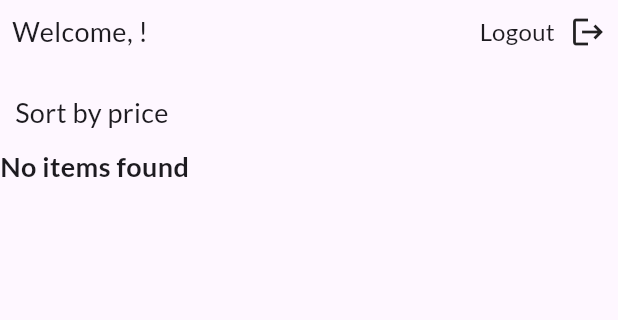
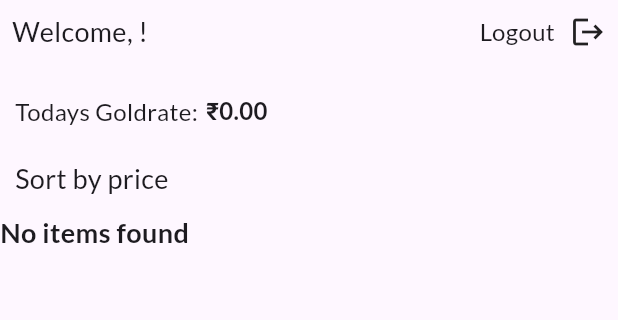
Before and after one commit to yuvjeeth/jewellery_app, a Flutter app: the Wishlist screen opened directly, after a tap on "Continue Shopping", on a phone screen of 412 x 824 dp, the part 84-404 px from its top. Run offline on Flutter 3.47's test engine with Material 3 defaults, Android fonts, the light colour scheme and no system bars; our stand-ins replace cloud_firestore, confetti, firebase_auth, firebase_core, font_awesome_flutter, google_fonts; accounts and stored records are empty; network calls fail; Roboto replaces fonts that are missing (Aboreto).

Commit message:
updated with all fixes

```diff
--- a/lib/views/product_catalog.dart
+++ b/lib/views/product_catalog.dart
@@ -1,5 +1,6 @@
 import 'package:cloud_firestore/cloud_firestore.dart';
 import 'package:firebase_auth/firebase_auth.dart';
+import 'package:flutter/foundation.dart';
 import 'package:flutter/material.dart';
 import 'package:google_fonts/google_fonts.dart';
 import 'package:jewellery_app/views/admin_login.dart';
@@ -21,6 +22,7 @@ class _ProductCatalog extends State<ProductCatalog> {
   TextEditingController search = TextEditingController();
   List<Widget?> allProducts = [];
   List<Widget?> listOfProducts = [];
+  double goldRate = 0.0;
 
   List<Widget?> filterProducts(String query, List<Widget?> allProducts) {
     return allProducts.where((product) {
@@ -50,11 +52,33 @@ class _ProductCatalog extends State<ProductCatalog> {
     return null;
   }
 
+  Future<void> fetchGoldRate() async {
+    try {
+      var snapshot = await FirebaseFirestore.instance
+          .collection('Daily Gold Rate')
+          .doc('gold_rate')
+          .get();
+
+      if (snapshot.exists) {
+        setState(() {
+          goldRate = snapshot['rate'];
+        });
+      }
+    } catch (e) {
+      if (kDebugMode) {
+        print('Error fetching gold rate: $e');
+      }
+    }
+  }
+
   String? userName;
 
   @override
   void initState() {
     super.initState();
+    setState(() {
+      fetchGoldRate();
+    });
     getUserName().then((name) {
       setState(() {
         userName = name;
@@ -225,6 +249,27 @@ class _ProductCatalog extends State<ProductCatalog> {
               const SizedBox(
                 width: 10,
               ),
+              const Text(
+                'Todays Goldrate: ',
+                style: TextStyle(fontSize: 16),
+              ),
+              const SizedBox(
+                width: 2,
+              ),
+              Text(
+                '₹${goldRate.toStringAsFixed(2)}',
+                style: TextStyle(fontSize: 16, fontWeight: FontWeight.bold),
+              ),
+            ],
+          ),
+          const SizedBox(
+            height: 20,
+          ),
+          Row(
+            children: [
+              const SizedBox(
+                width: 10,
+              ),
               InkWell(
                 onTap: () {},
                 child: const Text(
--- a/lib/widgets/wishlist_items.dart
+++ b/lib/widgets/wishlist_items.dart
@@ -84,7 +84,7 @@ class _WishlistItemsState extends State<WishlistItems> {
                 width: 150,
               ),
               Text(
-                "₹${widget.price}",
+                "₹${widget.price.toStringAsFixed(0)}",
                 style:
                     const TextStyle(fontSize: 18, fontWeight: FontWeight.bold),
               ),
```
Also changed, not shown: lib/main.dart (+5 -3 lines), lib/views/wishlist.dart (+34 -4 lines), lib/widgets/product_entry.dart (+6 -4 lines), 1 other file.
